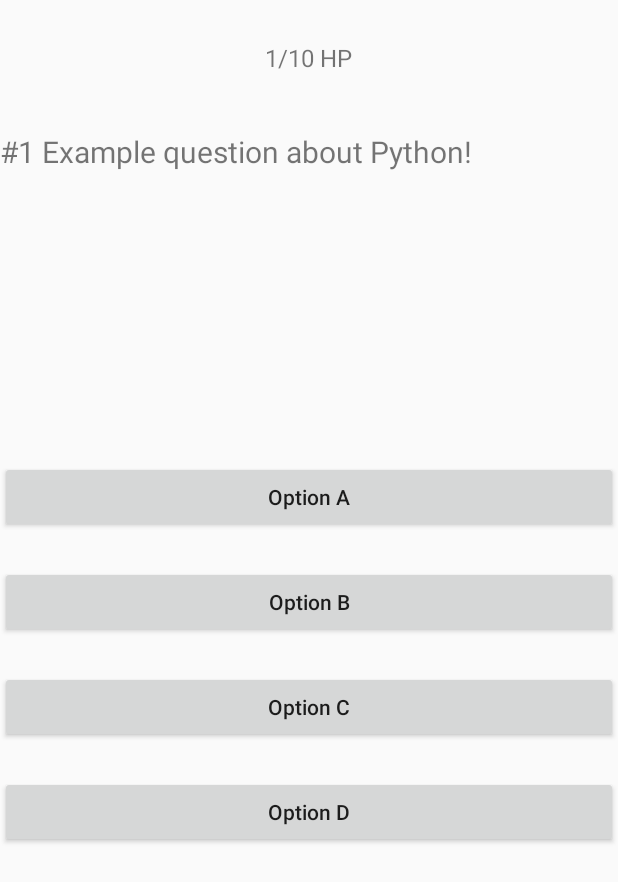
After one commit to brekim/pygeon, an Android app: the layout activity_quiz.xml on its own in the app's theme, with its tools: preview values and no code run, on a phone screen of 412 x 824 dp. The commit adds this screen. Shown: the top 882 px of the screen. Run offline under Robolectric (Android 15) with nearby library versions, the phone set to English and light mode, and no system bars.

Commit message:
Playing around with menu access
Co-authored-by: abfibonacci <abanga2022@francisparker.org>
Co-authored-by: mellojello13 <lenaluostarinen@gmail.com>

```diff
--- a/app/src/main/AndroidManifest.xml
+++ b/app/src/main/AndroidManifest.xml
@@ -9,6 +9,7 @@
         android:roundIcon="@mipmap/ic_launcher_round"
         android:supportsRtl="true"
         android:theme="@style/AppTheme">
+        <activity android:name=".QuizActivity"></activity>
         <activity android:name=".MainActivity">
             <intent-filter>
                 <action android:name="android.intent.action.MAIN" />
--- /dev/null
+++ b/app/src/main/res/layout/activity_quiz.xml
@@ -0,0 +1,83 @@
+<?xml version="1.0" encoding="utf-8"?>
+<RelativeLayout
+    xmlns:android="http://schemas.android.com/apk/res/android"
+    xmlns:app="http://schemas.android.com/apk/res-auto"
+    xmlns:tools="http://schemas.android.com/tools"
+    android:layout_width="fill_parent"
+    android:layout_height="fill_parent"
+    tools:context=".QuizActivity">
+
+    <!-- The game/Where the user sees results -->
+    <TextView
+        android:id="@+id/tvQuizCounter"
+        android:text="1/10 HP"
+        android:textSize="16sp"
+        android:layout_width="wrap_content"
+        android:layout_height="wrap_content"
+        android:layout_marginTop="27dp"
+        android:layout_centerHorizontal="true"
+        />
+
+    <TextView
+        android:id="@+id/tvQuizStatus"
+        android:text=""
+        android:textSize="16sp"
+        android:layout_marginTop="57dp"
+        android:layout_centerHorizontal="true"
+        android:layout_width="wrap_content"
+        android:layout_height="wrap_content"
+        />
+
+    <TextView
+        android:id="@+id/tvQuizQuestion"
+        android:text="#1 Example question about Python!"
+        android:textSize="20sp"
+        android:layout_marginTop="87dp"
+        android:layout_width="wrap_content"
+        android:layout_height="wrap_content"
+        />
+
+    <!-- The dashboard/Where the user should be pressing -->
+    <Button
+        android:id="@+id/buttonA"
+        android:layout_marginTop="307dp"
+        android:layout_centerHorizontal="true"
+        android:layout_width="match_parent"
+        android:layout_height="wrap_content"
+        android:text="Option A"
+        android:textAllCaps="false"
+        />
+
+    <!-- Option B -->
+    <Button
+        android:id="@+id/buttonB"
+        android:layout_marginTop="377dp"
+        android:layout_width="match_parent"
+        android:layout_height="wrap_content"
+        android:layout_centerHorizontal="true"
+        android:text="Option B"
+        android:textAllCaps="false"
+        />
+
+    <!-- Option C -->
+    <Button
+        android:id="@+id/buttonC"
+        android:layout_marginTop="447dp"
+        android:layout_width="match_parent"
+        android:layout_height="wrap_content"
+        android:layout_centerHorizontal="true"
+        android:text="Option C"
+        android:textAllCaps="false"
+        />
+
+    <!-- Option D -->
+    <Button
+        android:id="@+id/buttonD"
+        android:layout_marginTop="517dp"
+        android:layout_width="match_parent"
+        android:layout_height="wrap_content"
+        android:layout_centerHorizontal="true"
+        android:text="Option D"
+        android:textAllCaps="false"
+        />
+</RelativeLayout>
```
Also changed, not shown: app/src/main/java/com/example/pygeon/MainActivity.java (+27 -1 lines), app/src/main/java/com/example/pygeon/Question.java (added, +70 -0 lines), app/src/main/java/com/example/pygeon/QuizActivity.java (+2 -11 lines), app/src/main/res/layout/activity_main.xml (+6 -6 lines).
